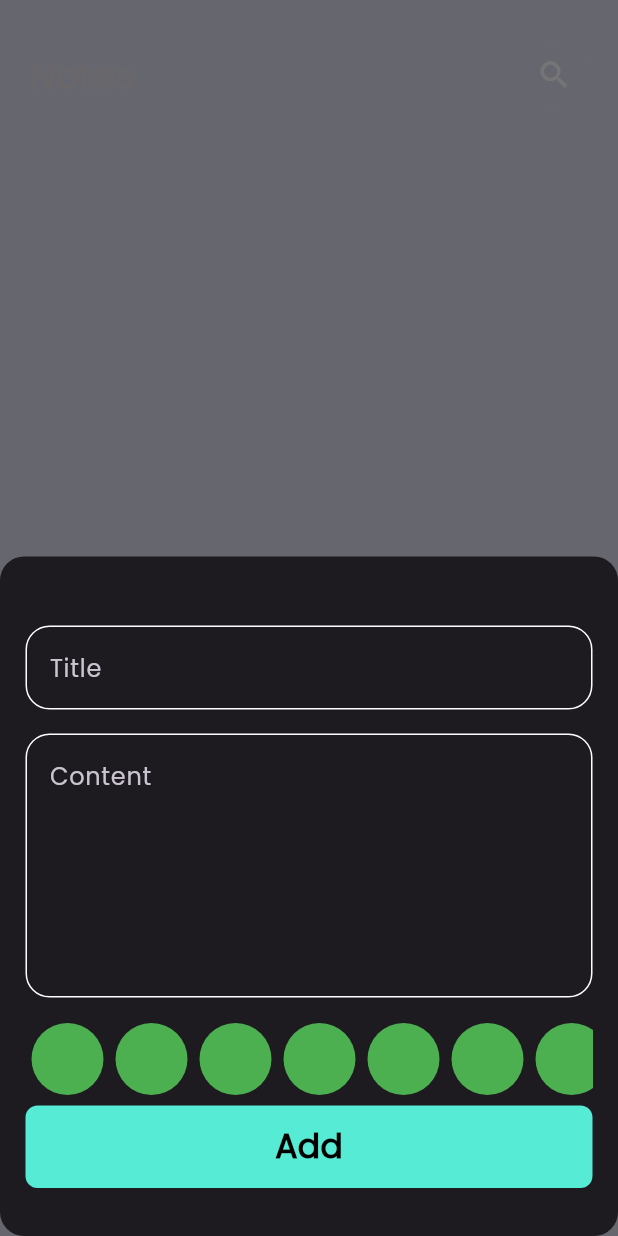
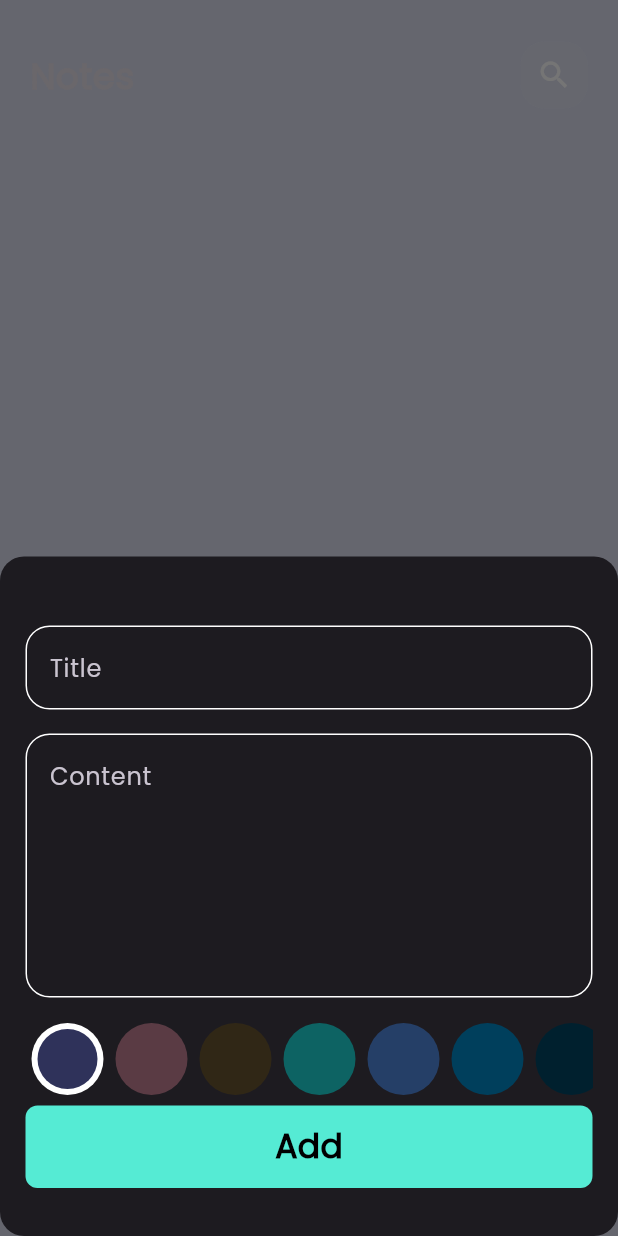
Before and after one commit to AymnShaban/notes_app, a Flutter app: the screen it shows after launch, after a tap on the "add" icon, on a phone screen of 412 x 824 dp. Run offline on Flutter 3.47's test engine with Material 3 defaults, Android fonts, the phone set to English and light mode, and no system bars; our stand-ins replace flutter_bloc, font_awesome_flutter, hive, hive_flutter; accounts and stored records are empty.

Commit message:
finishing colors_list_view

```diff
--- a/lib/widgets/colors_list_view.dart
+++ b/lib/widgets/colors_list_view.dart
@@ -1,32 +1,69 @@
 import 'package:flutter/material.dart';
 
 class ColorItem extends StatelessWidget {
-  const ColorItem({super.key});
+  const ColorItem({super.key, required this.isSelect, required this.color});
+
+  final bool isSelect;
+  final Color color;
 
   @override
   Widget build(BuildContext context) {
-    return const CircleAvatar(
-      backgroundColor: Colors.green,
-      radius: 24,
-    );
+    return isSelect
+        ?  CircleAvatar(
+            backgroundColor: Colors.white,
+            radius: 24,
+            child: CircleAvatar(
+              backgroundColor: color,
+              radius: 20,
+            ),
+          )
+        :  CircleAvatar(
+            backgroundColor:color ,
+            radius: 24,
+          );
   }
 }
 
-class ColorsListView extends StatelessWidget {
+class ColorsListView extends StatefulWidget {
   const ColorsListView({super.key});
 
+  @override
+  State<ColorsListView> createState() => _ColorsListViewState();
+}
+
+int currentIndex = 0;
+List<Color> colors = const[
+  Color(0xff2f325a),
+  Color(0xff5a3b44),
+  Color(0xff302716),
+  Color(0xff0d6363),
+  Color(0xff253f67),
+  Color(0xff003f5c),
+  Color(0xff00202e),
+];
+
+class _ColorsListViewState extends State<ColorsListView> {
   @override
   Widget build(BuildContext context) {
     return SizedBox(
       height: 24 * 2 + 2,
       child: ListView.builder(
         itemBuilder: (context, index) {
-          return const Padding(
-            padding: EdgeInsets.symmetric(horizontal: 4),
-            child: ColorItem(),
+          return Padding(
+            padding: const EdgeInsets.symmetric(horizontal: 4),
+            child: GestureDetector(
+              onTap: () {
+                currentIndex = index;
+                setState(() {});
+              },
+              child: ColorItem(
+                isSelect: currentIndex == index,
+                color: colors[index],
+              ),
+            ),
           );
         },
-        itemCount: 10,
+        itemCount: colors.length,
         scrollDirection: Axis.horizontal,
       ),
     );
--- a/lib/widgets/custom_notes_item.dart
+++ b/lib/widgets/custom_notes_item.dart
@@ -33,14 +33,14 @@ class CustomNotesItem extends StatelessWidget {
                 text: note.title,
                 fontSize: 25,
                 fontWeight: FontWeight.bold,
-                color: Colors.black,
+                color: Colors.white,
               ),
               subtitle: Padding(
                 padding: const EdgeInsets.only(bottom: 10, top: 12),
                 child: CustomText(
                   text: note.subTitle,
                   fontSize: 20,
-                  color: Colors.black.withValues(alpha: 0.6),
+                  color: Colors.white60,
                 ),
               ),
               trailing: IconButton(
@@ -49,13 +49,13 @@ class CustomNotesItem extends StatelessWidget {
                   BlocProvider.of<NotesCubit>(context).fetchAllNotes();
                 },
                 icon: const Icon(FontAwesomeIcons.trash),
-                color: Colors.black,
+                color: Colors.white,
               ),
             ),
             Padding(
               padding: const EdgeInsets.symmetric(horizontal: 25),
               child: CustomText(
-                color: Colors.black.withValues(alpha: 0.6),
+                color: Colors.white60,
                 fontSize: 16,
                 text: note.date,
               ),
```
Also changed, not shown: 4 other files.
